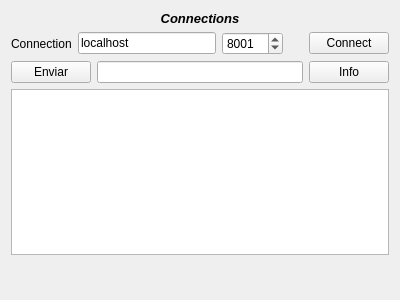
Qt form connections.ui (luizpaulorosaabrantes/dtech) before a commit.
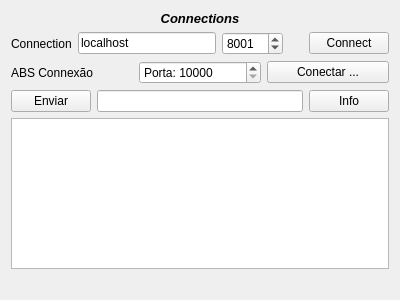
The same form after that commit.

```diff
--- a/connections.ui
+++ b/connections.ui
@@ -145,6 +145,37 @@
    <item row="3" column="1">
     <widget class="QTextEdit" name="textEdit"/>
    </item>
+   <item row="1" column="1">
+    <layout class="QHBoxLayout" name="horizontalLayout_5">
+     <item>
+      <widget class="QLabel" name="label_2">
+       <property name="text">
+        <string>ABS Connexão</string>
+       </property>
+      </widget>
+     </item>
+     <item>
+      <widget class="QSpinBox" name="spinBox">
+       <property name="prefix">
+        <string>Porta: </string>
+       </property>
+       <property name="minimum">
+        <number>10000</number>
+       </property>
+       <property name="maximum">
+        <number>33000</number>
+       </property>
+      </widget>
+     </item>
+     <item>
+      <widget class="QPushButton" name="pushButton">
+       <property name="text">
+        <string>Conectar ...</string>
+       </property>
+      </widget>
+     </item>
+    </layout>
+   </item>
   </layout>
  </widget>
  <resources/>
```
Left out of the diff: 78 changed lines with no effect on the pictures.
